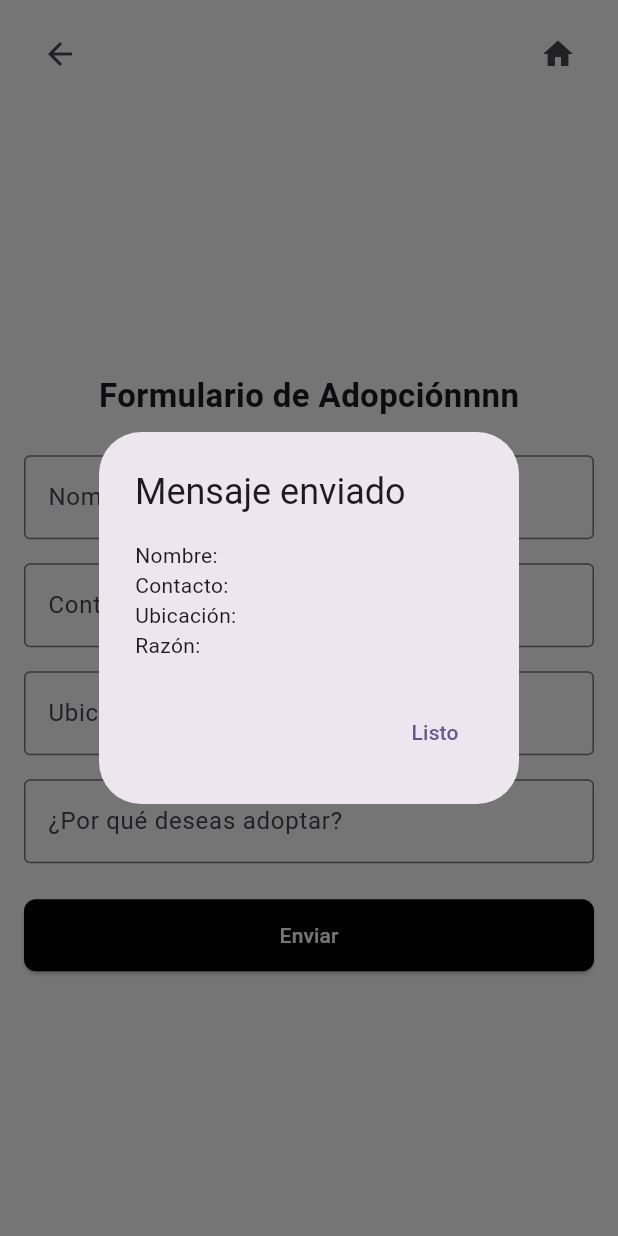
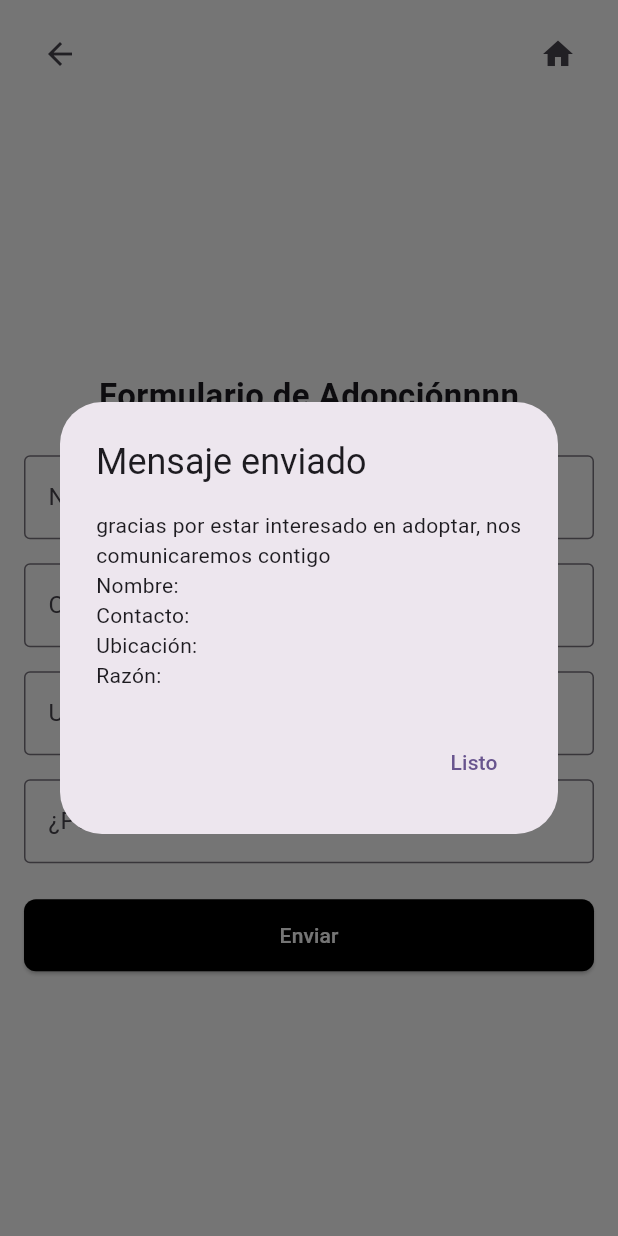
Before and after one commit to 07santiago21/FLUTTER_SANTIAGO, a Flutter app: the AdoptionForm screen opened directly, after a tap on "Enviar", on a phone screen of 412 x 824 dp. Run offline on Flutter 3.47's test engine with Material 3 defaults, Android fonts, the light colour scheme and no system bars; network calls fail.

Commit message:
update adoptionForm

```diff
--- a/lib/ui/adoption_form/adoption_form.dart
+++ b/lib/ui/adoption_form/adoption_form.dart
@@ -1,9 +1,10 @@
+
 import 'package:flutter/material.dart';
 import 'package:flutter_santiago/ui/animal_list/animal_list.dart';
 import 'package:flutter_santiago/ui/widgets/header.dart';
 
 class AdoptionForm extends StatefulWidget {
-  const AdoptionForm({super.key});
+  AdoptionForm({super.key});
 
   @override
   State<AdoptionForm> createState() => _AdoptionFormState();
@@ -21,6 +22,7 @@ class _AdoptionFormState extends State<AdoptionForm> {
       builder: (_) => AlertDialog(
         title: const Text('Mensaje enviado'),
         content: Text(
+          'gracias por estar interesado en adoptar, nos comunicaremos contigo\n'
           'Nombre: $_name\n'
           'Contacto: $_contact\n'
           'Ubicación: $_location\n'
```
